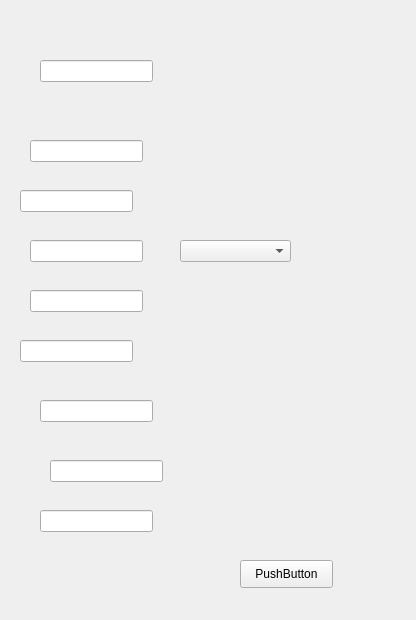
Qt form nearestNeighbourUI.ui (Rizi22/Using-Machine-Learning-Algorithms-to-Predict-the-Price-of-Pre-owned-Cars) before a commit.
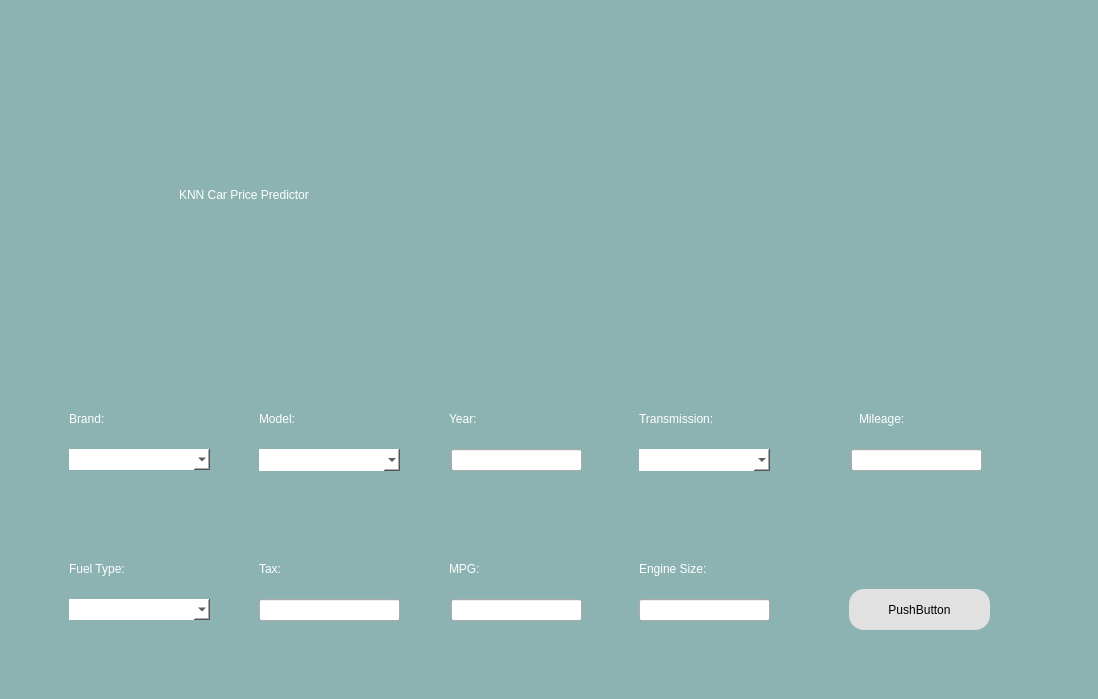
The same form after that commit.

Commit message: Created an appealing UI and a main page

```diff
--- a/nearestNeighbourUI.ui
+++ b/nearestNeighbourUI.ui
@@ -1,130 +1,331 @@
 <?xml version="1.0" encoding="UTF-8"?>
 <ui version="4.0">
- <class>Form</class>
- <widget class="QWidget" name="Form">
+ <class>Dialog</class>
+ <widget class="QDialog" name="Dialog">
   <property name="geometry">
    <rect>
     <x>0</x>
     <y>0</y>
-    <width>416</width>
-    <height>620</height>
+    <width>1098</width>
+    <height>699</height>
    </rect>
   </property>
   <property name="windowTitle">
    <string>Form</string>
   </property>
-  <widget class="QLineEdit" name="modelBox">
+  <widget class="QWidget" name="widget" native="true">
    <property name="geometry">
     <rect>
-     <x>30</x>
-     <y>140</y>
-     <width>113</width>
-     <height>22</height>
+     <x>-61</x>
+     <y>-1</y>
+     <width>1201</width>
+     <height>700</height>
     </rect>
    </property>
-  </widget>
-  <widget class="QLineEdit" name="yearBox">
-   <property name="geometry">
-    <rect>
-     <x>20</x>
-     <y>190</y>
-     <width>113</width>
-     <height>22</height>
-    </rect>
+   <property name="styleSheet">
+    <string notr="true">QWidget#widget{
+background-color: rgb(140, 179, 177);}
+</string>
    </property>
-  </widget>
-  <widget class="QLineEdit" name="transmissionBox">
-   <property name="geometry">
-    <rect>
-     <x>30</x>
-     <y>240</y>
-     <width>113</width>
-     <height>22</height>
-    </rect>
-   </property>
-  </widget>
-  <widget class="QLineEdit" name="mileageBox">
-   <property name="geometry">
-    <rect>
-     <x>30</x>
-     <y>290</y>
-     <width>113</width>
-     <height>22</height>
-    </rect>
-   </property>
-  </widget>
-  <widget class="QLineEdit" name="fuelBox">
-   <property name="geometry">
-    <rect>
-     <x>20</x>
-     <y>340</y>
-     <width>113</width>
-     <height>22</height>
-    </rect>
-   </property>
-  </widget>
-  <widget class="QLineEdit" name="taxBox">
-   <property name="geometry">
-    <rect>
-     <x>40</x>
-     <y>400</y>
-     <width>113</width>
-     <height>22</height>
-    </rect>
-   </property>
-  </widget>
-  <widget class="QLineEdit" name="mpgBox">
-   <property name="geometry">
-    <rect>
-     <x>50</x>
-     <y>460</y>
-     <width>113</width>
-     <height>22</height>
-    </rect>
-   </property>
-  </widget>
-  <widget class="QLineEdit" name="engineBox">
-   <property name="geometry">
-    <rect>
-     <x>40</x>
-     <y>510</y>
-     <width>113</width>
-     <height>22</height>
-    </rect>
-   </property>
-  </widget>
-  <widget class="QPushButton" name="button">
-   <property name="geometry">
-    <rect>
-     <x>240</x>
-     <y>560</y>
-     <width>93</width>
-     <height>28</height>
-    </rect>
-   </property>
-   <property name="text">
-    <string>PushButton</string>
-   </property>
-  </widget>
-  <widget class="QLineEdit" name="brandBox">
-   <property name="geometry">
-    <rect>
-     <x>40</x>
-     <y>60</y>
-     <width>113</width>
-     <height>22</height>
-    </rect>
-   </property>
-  </widget>
-  <widget class="QComboBox" name="transmissionCombo">
-   <property name="geometry">
-    <rect>
-     <x>180</x>
-     <y>240</y>
-     <width>111</width>
-     <height>22</height>
-    </rect>
-   </property>
+   <widget class="QLabel" name="label_2">
+    <property name="geometry">
+     <rect>
+      <x>130</x>
+      <y>410</y>
+      <width>71</width>
+      <height>20</height>
+     </rect>
+    </property>
+    <property name="styleSheet">
+     <string notr="true">color: rgb(255, 255, 255);
+font: 12pt &quot;MS Shell Dlg 2&quot;;</string>
+    </property>
+    <property name="text">
+     <string>Brand:</string>
+    </property>
+   </widget>
+   <widget class="QComboBox" name="brandCombo">
+    <property name="geometry">
+     <rect>
+      <x>130</x>
+      <y>450</y>
+      <width>141</width>
+      <height>21</height>
+     </rect>
+    </property>
+    <property name="styleSheet">
+     <string notr="true">background-color: rgb(255, 255, 255);
+border-radius:15px;</string>
+    </property>
+    <property name="currentText">
+     <string/>
+    </property>
+   </widget>
+   <widget class="QComboBox" name="fuelCombo">
+    <property name="geometry">
+     <rect>
+      <x>130</x>
+      <y>600</y>
+      <width>141</width>
+      <height>21</height>
+     </rect>
+    </property>
+    <property name="styleSheet">
+     <string notr="true">background-color: rgb(255, 255, 255);
+border-radius:15px;</string>
+    </property>
+   </widget>
+   <widget class="QComboBox" name="transmissionCombo">
+    <property name="geometry">
+     <rect>
+      <x>700</x>
+      <y>450</y>
+      <width>131</width>
+      <height>22</height>
+     </rect>
+    </property>
+    <property name="styleSheet">
+     <string notr="true">background-color: rgb(255, 255, 255);
+border-radius:15px;</string>
+    </property>
+   </widget>
+   <widget class="QLineEdit" name="yearBox">
+    <property name="geometry">
+     <rect>
+      <x>512</x>
+      <y>450</y>
+      <width>131</width>
+      <height>22</height>
+     </rect>
+    </property>
+   </widget>
+   <widget class="QPushButton" name="button">
+    <property name="geometry">
+     <rect>
+      <x>910</x>
+      <y>590</y>
+      <width>141</width>
+      <height>41</height>
+     </rect>
+    </property>
+    <property name="styleSheet">
+     <string notr="true">border-radius:15px;
+background-color: rgb(225, 225, 225);</string>
+    </property>
+    <property name="text">
+     <string>PushButton</string>
+    </property>
+   </widget>
+   <widget class="QLabel" name="label_5">
+    <property name="geometry">
+     <rect>
+      <x>700</x>
+      <y>410</y>
+      <width>141</width>
+      <height>20</height>
+     </rect>
+    </property>
+    <property name="styleSheet">
+     <string notr="true">color: rgb(255, 255, 255);
+font: 12pt &quot;MS Shell Dlg 2&quot;;</string>
+    </property>
+    <property name="text">
+     <string>Transmission:</string>
+    </property>
+   </widget>
+   <widget class="QLabel" name="label_6">
+    <property name="geometry">
+     <rect>
+      <x>920</x>
+      <y>410</y>
+      <width>91</width>
+      <height>20</height>
+     </rect>
+    </property>
+    <property name="styleSheet">
+     <string notr="true">color: rgb(255, 255, 255);
+font: 12pt &quot;MS Shell Dlg 2&quot;;</string>
+    </property>
+    <property name="text">
+     <string>Mileage:</string>
+    </property>
+   </widget>
+   <widget class="QLabel" name="label_11">
+    <property name="geometry">
+     <rect>
+      <x>700</x>
+      <y>560</y>
+      <width>121</width>
+      <height>20</height>
+     </rect>
+    </property>
+    <property name="styleSheet">
+     <string notr="true">color: rgb(255, 255, 255);
+font: 12pt &quot;MS Shell Dlg 2&quot;;</string>
+    </property>
+    <property name="text">
+     <string>Engine Size:</string>
+    </property>
+   </widget>
+   <widget class="QLabel" name="label_8">
+    <property name="geometry">
+     <rect>
+      <x>320</x>
+      <y>560</y>
+      <width>71</width>
+      <height>20</height>
+     </rect>
+    </property>
+    <property name="styleSheet">
+     <string notr="true">color: rgb(255, 255, 255);
+font: 12pt &quot;MS Shell Dlg 2&quot;;</string>
+    </property>
+    <property name="text">
+     <string>Tax:</string>
+    </property>
+   </widget>
+   <widget class="QLabel" name="label_4">
+    <property name="geometry">
+     <rect>
+      <x>510</x>
+      <y>410</y>
+      <width>71</width>
+      <height>20</height>
+     </rect>
+    </property>
+    <property name="styleSheet">
+     <string notr="true">color: rgb(255, 255, 255);
+font: 12pt &quot;MS Shell Dlg 2&quot;;</string>
+    </property>
+    <property name="text">
+     <string>Year:</string>
+    </property>
+   </widget>
+   <widget class="QComboBox" name="modelCombo">
+    <property name="geometry">
+     <rect>
+      <x>320</x>
+      <y>450</y>
+      <width>141</width>
+      <height>22</height>
+     </rect>
+    </property>
+    <property name="styleSheet">
+     <string notr="true">background-color: rgb(255, 255, 255);
+border-radius:15px;</string>
+    </property>
+   </widget>
+   <widget class="QLineEdit" name="engineBox">
+    <property name="geometry">
+     <rect>
+      <x>700</x>
+      <y>600</y>
+      <width>131</width>
+      <height>22</height>
+     </rect>
+    </property>
+   </widget>
+   <widget class="QLabel" name="label_10">
+    <property name="geometry">
+     <rect>
+      <x>510</x>
+      <y>560</y>
+      <width>71</width>
+      <height>20</height>
+     </rect>
+    </property>
+    <property name="styleSheet">
+     <string notr="true">color: rgb(255, 255, 255);
+font: 12pt &quot;MS Shell Dlg 2&quot;;</string>
+    </property>
+    <property name="text">
+     <string>MPG:</string>
+    </property>
+   </widget>
+   <widget class="QLineEdit" name="mpgBox">
+    <property name="geometry">
+     <rect>
+      <x>512</x>
+      <y>600</y>
+      <width>131</width>
+      <height>22</height>
+     </rect>
+    </property>
+   </widget>
+   <widget class="QLabel" name="label_9">
+    <property name="geometry">
+     <rect>
+      <x>130</x>
+      <y>560</y>
+      <width>111</width>
+      <height>20</height>
+     </rect>
+    </property>
+    <property name="styleSheet">
+     <string notr="true">color: rgb(255, 255, 255);
+font: 12pt &quot;MS Shell Dlg 2&quot;;</string>
+    </property>
+    <property name="text">
+     <string>Fuel Type:</string>
+    </property>
+   </widget>
+   <widget class="QLineEdit" name="mileageBox">
+    <property name="geometry">
+     <rect>
+      <x>912</x>
+      <y>450</y>
+      <width>131</width>
+      <height>22</height>
+     </rect>
+    </property>
+   </widget>
+   <widget class="QLabel" name="label_3">
+    <property name="geometry">
+     <rect>
+      <x>320</x>
+      <y>410</y>
+      <width>71</width>
+      <height>20</height>
+     </rect>
+    </property>
+    <property name="styleSheet">
+     <string notr="true">color: rgb(255, 255, 255);
+font: 12pt &quot;MS Shell Dlg 2&quot;;</string>
+    </property>
+    <property name="text">
+     <string>Model:</string>
+    </property>
+   </widget>
+   <widget class="QLineEdit" name="taxBox">
+    <property name="geometry">
+     <rect>
+      <x>320</x>
+      <y>600</y>
+      <width>141</width>
+      <height>22</height>
+     </rect>
+    </property>
+   </widget>
+   <widget class="QLabel" name="label">
+    <property name="geometry">
+     <rect>
+      <x>240</x>
+      <y>60</y>
+      <width>711</width>
+      <height>271</height>
+     </rect>
+    </property>
+    <property name="toolTip">
+     <string>&lt;html&gt;&lt;head/&gt;&lt;body&gt;&lt;p align=&quot;center&quot;&gt;&lt;br/&gt;&lt;/p&gt;&lt;/body&gt;&lt;/html&gt;</string>
+    </property>
+    <property name="styleSheet">
+     <string notr="true">font: 40pt &quot;MS Shell Dlg 2&quot;;
+color: rgb(255, 255, 255);</string>
+    </property>
+    <property name="text">
+     <string>KNN Car Price Predictor</string>
+    </property>
+   </widget>
   </widget>
  </widget>
  <resources/>
```
Left out of the diff: 2 changed lines with no effect on the pictures. The commit also changes 6 other files.
